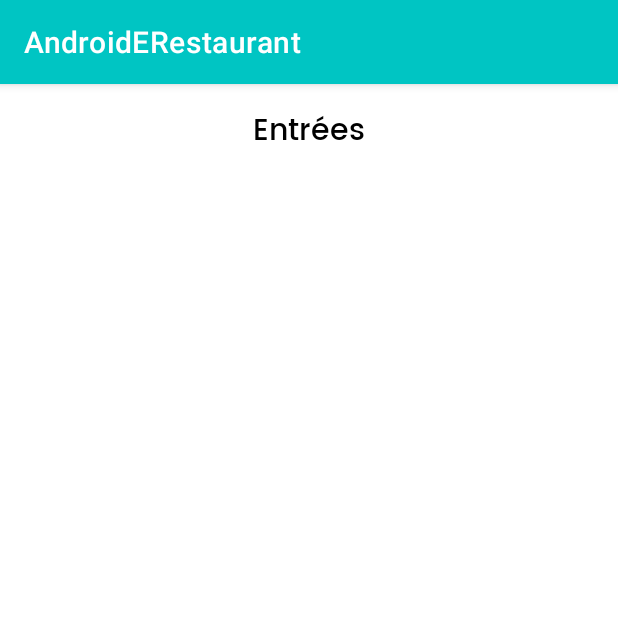
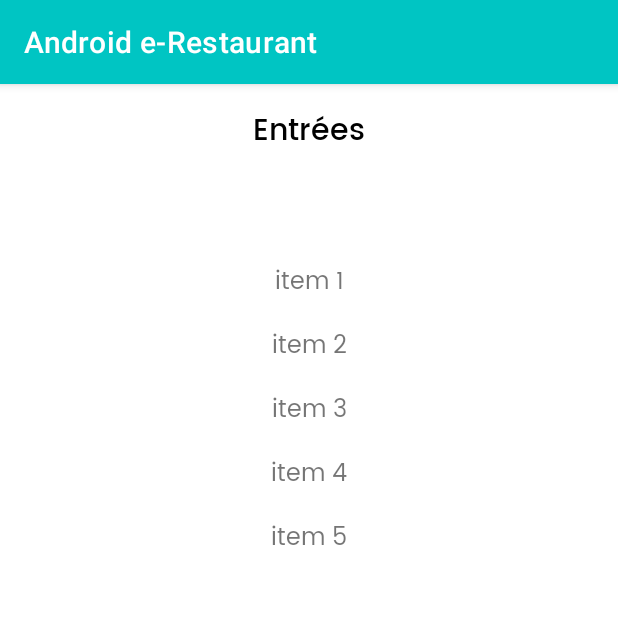
Before and after one commit to elise-rey/AndroidERestaurant, an Android app: the ListActivity screen opened directly, with no data from a screen before it, on a phone screen of 412 x 824 dp, the top half of it. Run offline under Robolectric (Android 15) with nearby library versions, the phone set to English and light mode, and no system bars.

Commit message:
Display list of items

```diff
--- a/app/src/main/java/fr/isen/rey/androiderestaurant/HomeActivity.kt
+++ b/app/src/main/java/fr/isen/rey/androiderestaurant/HomeActivity.kt
@@ -4,7 +4,7 @@ import android.content.Intent
 import androidx.appcompat.app.AppCompatActivity
 import android.os.Bundle
 import android.util.Log
-//import android.widget.Toast
+import android.widget.Toast
 import fr.isen.rey.androiderestaurant.databinding.ActivityHomeBinding
 
 class HomeActivity : AppCompatActivity() {
@@ -37,7 +37,7 @@ class HomeActivity : AppCompatActivity() {
 
     private fun listenClick() {
         binding.starter.setOnClickListener {
-            //Toast.makeText(applicationContext, R.string.toastStarter, Toast.LENGTH_SHORT).show()startActivity(Intent(this, ListActivity::class.java))
+            //Toast.makeText(applicationContext, R.string.toastStarter, Toast.LENGTH_SHORT).show()startActivity(Intent(this, ListActivity.kt::class.java))
             showList(LunchType.STARTER)
         }
         binding.main.setOnClickListener {
--- /dev/null
+++ b/app/src/main/java/fr/isen/rey/androiderestaurant/ItemAdapter.kt
@@ -0,0 +1,27 @@
+package fr.isen.rey.androiderestaurant
+
+import android.view.LayoutInflater
+import android.view.ViewGroup
+import androidx.recyclerview.widget.RecyclerView
+import android.widget.TextView
+import fr.isen.rey.androiderestaurant.databinding.CellFoodBinding
+
+class ItemAdapter(val listItem: List<String>): RecyclerView.Adapter<ItemAdapter.ItemViewHolder>() {
+    class ItemViewHolder(binding: CellFoodBinding): RecyclerView.ViewHolder(binding.root) {
+        val foodItem: TextView = binding.foodView
+    }
+
+    override fun onCreateViewHolder(parent: ViewGroup, viewType: Int): ItemViewHolder {
+        val binding = CellFoodBinding.inflate(LayoutInflater.from(parent.context), parent, false)
+        return ItemViewHolder(binding)
+    }
+
+    override fun onBindViewHolder(holder: ItemViewHolder, position: Int) {
+        val item = listItem[position]
+        holder.foodItem.text = item
+    }
+
+    override fun getItemCount(): Int {
+        return listItem.count()
+    }
+}
--- a/app/src/main/java/fr/isen/rey/androiderestaurant/ListActivity.kt
+++ b/app/src/main/java/fr/isen/rey/androiderestaurant/ListActivity.kt
@@ -1,12 +1,10 @@
 package fr.isen.rey.androiderestaurant
 
-import android.content.SharedPreferences
 import androidx.appcompat.app.AppCompatActivity
 import android.os.Bundle
 import android.util.Log
-import android.widget.Switch
+import androidx.recyclerview.widget.LinearLayoutManager
 import fr.isen.rey.androiderestaurant.databinding.ActivityListBinding
-import java.util.*
 
 enum class LunchType {
     STARTER, MAIN, DESSERT;
@@ -26,7 +24,7 @@ class ListActivity : AppCompatActivity() {
     lateinit var binding: ActivityListBinding
     lateinit var currentCategory: LunchType
 
-    val fakeItems = listOf("plat 1", "plat 2", "plat 3", "plat 4")
+    val fakeItems = listOf("item 1", "item 2", "item 3", "item 4", "item 5")
 
     override fun onCreate(savedInstanceState: Bundle?) {
         super.onCreate(savedInstanceState)
@@ -35,6 +33,7 @@ class ListActivity : AppCompatActivity() {
 
         currentCategory = intent.getSerializableExtra(HomeActivity.CategoryType) as? LunchType ?: LunchType.STARTER
         setupTitle()
+        setupList()
 
         Log.d("life cycle", "CategoryActivity onCreate")
     }
@@ -57,4 +56,9 @@ class ListActivity : AppCompatActivity() {
     fun setupTitle() {
         binding.category.text = getString(LunchType.getResString(currentCategory))
     }
+
+    fun setupList() {
+        binding.listOfFood.layoutManager = LinearLayoutManager(applicationContext)
+        binding.listOfFood.adapter = ItemAdapter(fakeItems)
+    }
 }
--- a/app/src/main/res/layout/activity_home.xml
+++ b/app/src/main/res/layout/activity_home.xml
@@ -66,6 +66,8 @@
         android:id="@+id/welcome"
         android:layout_width="wrap_content"
         android:layout_height="wrap_content"
+        android:layout_marginStart="8dp"
+        android:layout_marginEnd="8dp"
         android:fontFamily="@font/poppins_medium"
         android:text="@string/welcome"
         android:textAlignment="center"
@@ -76,4 +78,5 @@
         app:layout_constraintStart_toStartOf="parent"
         app:layout_constraintTop_toTopOf="parent"
         app:layout_constraintVertical_bias="0.100000024" />
+
 </androidx.constraintlayout.widget.ConstraintLayout>
--- a/app/src/main/res/layout/activity_list.xml
+++ b/app/src/main/res/layout/activity_list.xml
@@ -23,10 +23,14 @@
 
     <androidx.recyclerview.widget.RecyclerView
         android:id="@+id/listOfFood"
-        android:layout_width="393dp"
-        android:layout_height="617dp"
+        android:layout_width="match_parent"
+        android:layout_height="wrap_content"
+        android:layout_marginStart="8dp"
+        android:layout_marginEnd="8dp"
         app:layout_constraintBottom_toBottomOf="parent"
         app:layout_constraintEnd_toEndOf="parent"
         app:layout_constraintStart_toStartOf="parent"
-        app:layout_constraintTop_toTopOf="parent" />
+        app:layout_constraintTop_toTopOf="parent"
+        app:layout_constraintVertical_bias="0.19999999" />
+
 </androidx.constraintlayout.widget.ConstraintLayout>
--- /dev/null
+++ b/app/src/main/res/layout/cell_food.xml
@@ -0,0 +1,23 @@
+<?xml version="1.0" encoding="utf-8"?>
+<androidx.constraintlayout.widget.ConstraintLayout xmlns:android="http://schemas.android.com/apk/res/android"
+    xmlns:app="http://schemas.android.com/apk/res-auto"
+    xmlns:tools="http://schemas.android.com/tools"
+    android:layout_width="match_parent"
+    android:layout_height="wrap_content">
+
+    <TextView
+        android:id="@+id/foodView"
+        android:layout_width="wrap_content"
+        android:layout_height="wrap_content"
+        android:layout_marginStart="8dp"
+        android:layout_marginTop="8dp"
+        android:layout_marginEnd="8dp"
+        android:layout_marginBottom="8dp"
+        android:fontFamily="@font/poppins"
+        android:text="TextView"
+        android:textSize="16sp"
+        app:layout_constraintBottom_toBottomOf="parent"
+        app:layout_constraintEnd_toEndOf="parent"
+        app:layout_constraintStart_toStartOf="parent"
+        app:layout_constraintTop_toTopOf="parent" />
+</androidx.constraintlayout.widget.ConstraintLayout>
--- a/app/src/main/res/values/strings.xml
+++ b/app/src/main/res/values/strings.xml
@@ -1,5 +1,5 @@
 <resources>
-    <string name="app_name">AndroidERestaurant</string>
+    <string name="app_name">Android e-Restaurant</string>
     <string name="welcome">Bienvenue chez Android e-Restaurant</string>
     <string name="starter">Entrées</string>
     <string name="main">Plats</string>
```
